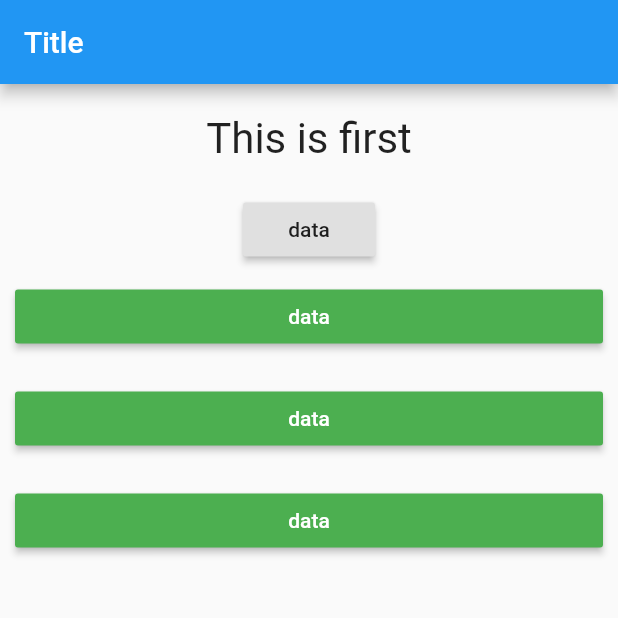
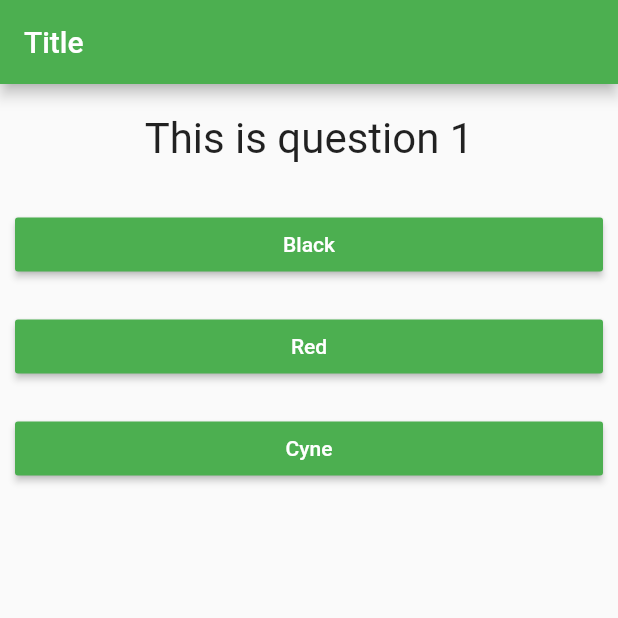
Before and after one commit to ibtehajraza/list_and_dialog, a Flutter app: the screen it shows after launch, on a phone screen of 412 x 824 dp, the top half of it. Run offline on Flutter 3.47's test engine with Material 2 defaults, Android fonts, the phone set to English and light mode, and no system bars.

Commit message:
Shifted Question and answer to dynamic values.

```diff
--- a/lib/answer.dart
+++ b/lib/answer.dart
@@ -4,7 +4,9 @@ class Answer extends StatelessWidget {
 
   final Function selectHandler;
 
-  Answer(this.selectHandler);
+  final String answerText;
+
+  Answer(this.selectHandler, this.answerText);
 
   @override
   Widget build(BuildContext context) {
@@ -16,7 +18,7 @@ class Answer extends StatelessWidget {
       child: RaisedButton(
         color: Colors.green,
         textColor: Colors.white,
-        child: Text('data'),
+        child: Text(this.answerText),
         onPressed: selectHandler,
       ),
     );
--- a/lib/main.dart
+++ b/lib/main.dart
@@ -30,7 +30,20 @@ class _MyAppState extends State<MyApp> {
     print(_questionIndex);
   }
 
-  var questions = ['This is first', 'This is second'];
+  var questions = [
+    {
+      'questionText': 'This is question 1',
+      'answers': ['Black', 'Red', 'Cyne']
+    },
+    {
+      'questionText': 'This is question 2',
+      'answers': ['Goc', 'Cog', 'Dog']
+    },
+    {
+      'questionText': 'This is question 3',
+      'answers': ['Tired', 'Sleep', 'Wake']
+    },
+  ];
 
   @override
   Widget build(BuildContext context) {
@@ -38,20 +51,20 @@ class _MyAppState extends State<MyApp> {
       home: Scaffold(
         appBar: AppBar(
           title: Text('Title'),
+          backgroundColor: Colors.green,
         ),
         body: Center(
           child: Column(
             children: <Widget>[
               Question(
-                questions[_questionIndex],
+                questions[_questionIndex]['questionText'],
               ),
-              RaisedButton(
-                child: Text('data'),
-                onPressed: _questionsAnswer,
-              ),
+              ...(questions[_questionIndex]['answers'] as List<String>).map((ans){
+                return Answer(_questionsAnswer,ans);
+              }).toList(),
+              /*Answer(_questionsAnswer),
               Answer(_questionsAnswer),
-              Answer(_questionsAnswer),
-              Answer(_questionsAnswer)
+              Answer(_questionsAnswer)*/
             ],
           ),
         ),
```
